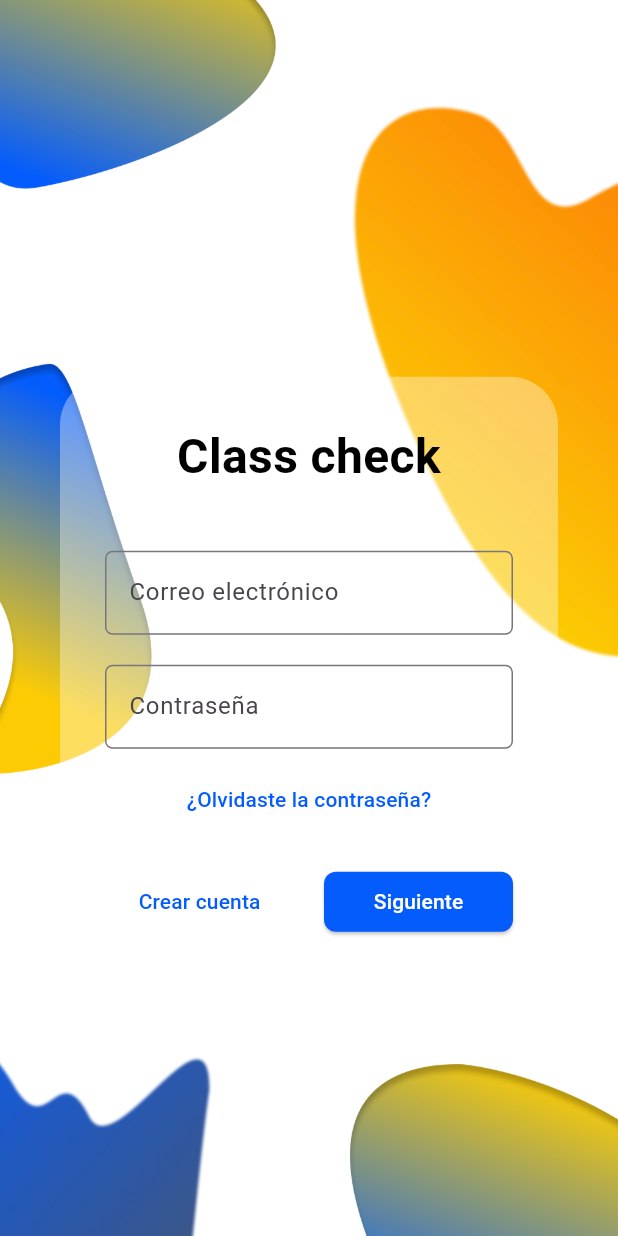
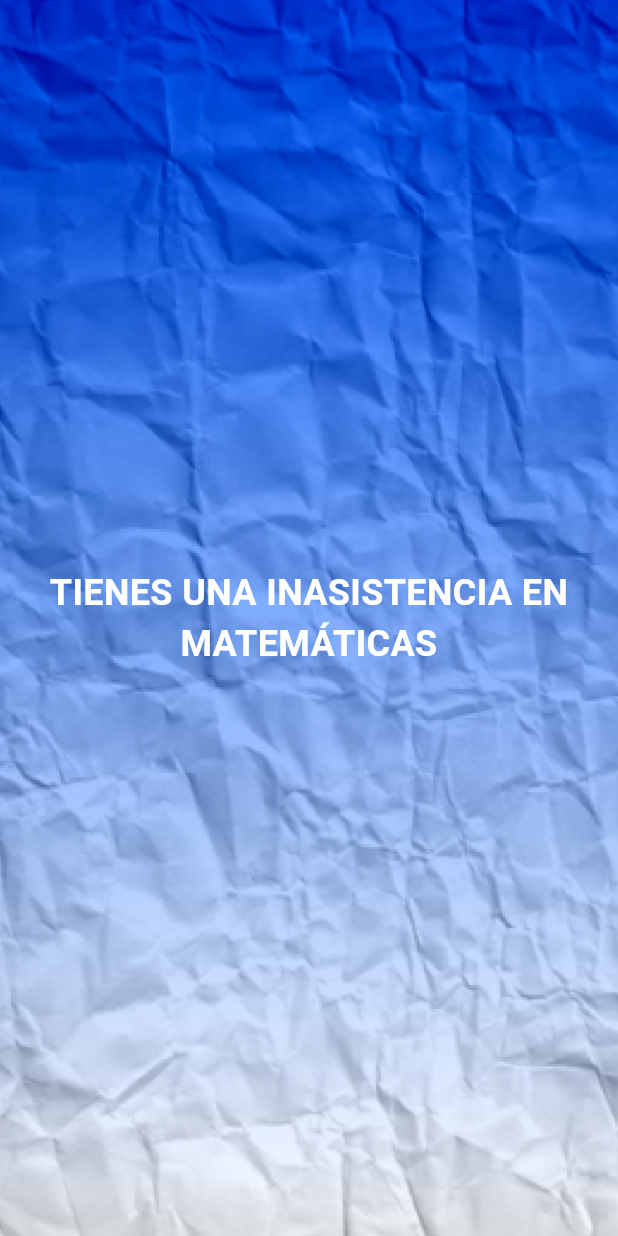
Before and after one commit to Roberto-Parra/ux-miso-grupo-25-movil, a Flutter app: the screen it shows after launch, after a tap on "Siguiente", on a phone screen of 412 x 824 dp. Run offline on Flutter 3.47's test engine with Material 3 defaults, Android fonts, the phone set to English and light mode, and no system bars.

Commit message:
alerta_screen

```diff
--- /dev/null
+++ b/lib/alerta_screen.dart
@@ -0,0 +1,35 @@
+import 'package:flutter/material.dart';
+
+class AlertaScreen extends StatelessWidget {
+  @override
+  Widget build(BuildContext context) {
+    return Scaffold(
+      body: Container(
+        decoration: BoxDecoration(
+          image: DecorationImage(
+            image: AssetImage('assets/images/backgroundPaper.png'),
+            fit: BoxFit.cover,
+          ),
+        ),
+        child: Center(
+          child: Column(
+            mainAxisAlignment: MainAxisAlignment.center,
+            children: <Widget>[
+              Text(
+                'TIENES UNA INASISTENCIA EN MATEMÁTICAS',
+                textAlign: TextAlign.center,
+                style: TextStyle(
+                  color: Colors.white,
+                  fontSize: 24,
+                  fontWeight: FontWeight.bold,
+                ),
+              ),
+              // Agrega los botones "Ignorar" y "Aceptar"
+              // y cualquier otro widget que necesites
+            ],
+          ),
+        ),
+      ),
+    );
+  }
+}
--- a/lib/main.dart
+++ b/lib/main.dart
@@ -1,4 +1,5 @@
 import 'package:flutter/material.dart';
+import 'alerta_screen.dart';
 
 void main() {
   runApp(MyApp());
@@ -113,7 +114,10 @@ class InicioSesionScreen extends StatelessWidget {
                                   // Resto de la decoración
                                 ),
                                 onPressed: () {
-                                  // TODO: Implementar funcionalidad
+                                  Navigator.push(
+                                    context,
+                                    MaterialPageRoute(builder: (context) => AlertaScreen()),
+                                      );
                                 },
                               ),
                             ),
--- a/pubspec.yaml
+++ b/pubspec.yaml
@@ -61,6 +61,7 @@ flutter:
   # To add assets to your application, add an assets section, like this:
   assets:
     - assets/images/background.png
+    - assets/images/backgroundPaper.png
   #   - images/a_dot_ham.jpeg
 
   # An image asset can refer to one or more resolution-specific "variants", see
```
Also changed, not shown: assets/images/backgroundPaper.png (added).
